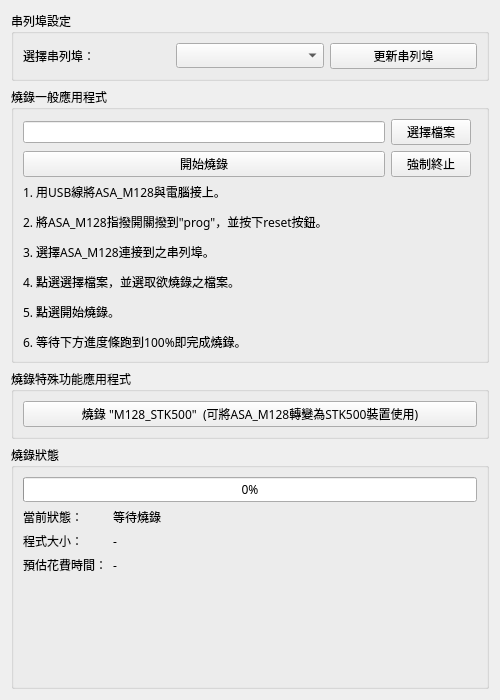
Old version of the form ui/widget_asa_loader.ui in the repository mickey9910326/ASA_HMI_Data_Agent.
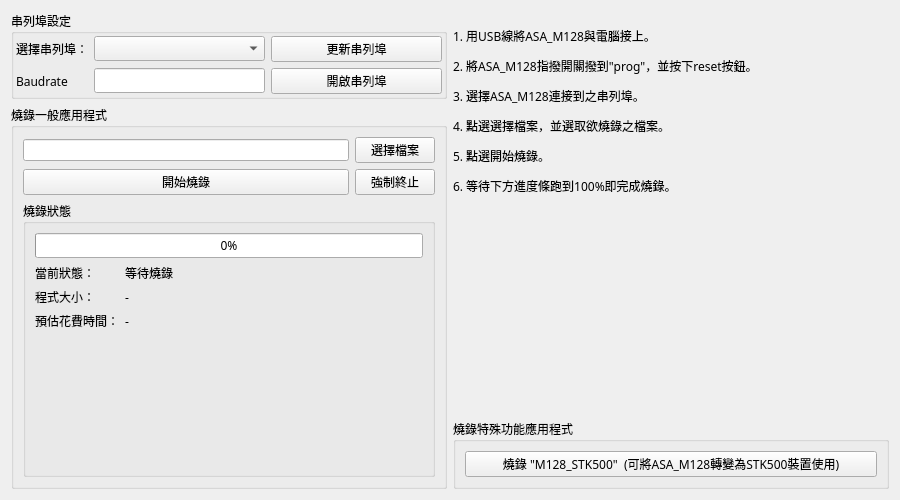
New version of the form.

Patch:
```diff
--- a/ui/widget_asa_loader.ui
+++ b/ui/widget_asa_loader.ui
@@ -6,8 +6,8 @@
    <rect>
     <x>0</x>
     <y>0</y>
-    <width>500</width>
-    <height>700</height>
+    <width>900</width>
+    <height>500</height>
    </rect>
   </property>
   <property name="font">
@@ -15,14 +15,96 @@
     <family>微軟正黑體</family>
    </font>
   </property>
+  <layout class="QHBoxLayout" name="horizontalLayout">
+   <item>
   <layout class="QVBoxLayout" name="verticalLayout_3">
    <item>
-    <widget class="QGroupBox" name="groupBox_serial">
+      <widget class="QGroupBox" name="groupBox_Serial">
+       <property name="enabled">
+        <bool>true</bool>
+       </property>
+       <property name="sizePolicy">
+        <sizepolicy hsizetype="Preferred" vsizetype="Minimum">
+         <horstretch>0</horstretch>
+         <verstretch>0</verstretch>
+        </sizepolicy>
+       </property>
+       <property name="minimumSize">
+        <size>
+         <width>0</width>
+         <height>0</height>
+        </size>
+       </property>
+       <property name="maximumSize">
+        <size>
+         <width>16777215</width>
+         <height>16777215</height>
+        </size>
+       </property>
      <property name="title">
       <string>串列埠設定</string>
      </property>
-     <layout class="QHBoxLayout" name="horizontalLayout_2">
+       <property name="alignment">
+        <set>Qt::AlignLeading|Qt::AlignLeft|Qt::AlignTop</set>
+       </property>
+       <layout class="QHBoxLayout" name="horizontalLayout_3">
+        <property name="leftMargin">
+         <number>2</number>
+        </property>
+        <property name="topMargin">
+         <number>2</number>
+        </property>
+        <property name="rightMargin">
+         <number>2</number>
+        </property>
+        <property name="bottomMargin">
+         <number>2</number>
+        </property>
       <item>
+         <layout class="QGridLayout" name="gridLayout_3">
+          <item row="0" column="1">
+           <widget class="QComboBox" name="comboBox_selectPort">
+            <property name="sizePolicy">
+             <sizepolicy hsizetype="Expanding" vsizetype="Fixed">
+              <horstretch>0</horstretch>
+              <verstretch>0</verstretch>
+             </sizepolicy>
+            </property>
+           </widget>
+          </item>
+          <item row="1" column="2">
+           <widget class="QPushButton" name="pushButton_start1">
+            <property name="sizePolicy">
+             <sizepolicy hsizetype="Expanding" vsizetype="Fixed">
+              <horstretch>0</horstretch>
+              <verstretch>0</verstretch>
+             </sizepolicy>
+            </property>
+            <property name="text">
+             <string>開啟串列埠</string>
+            </property>
+           </widget>
+          </item>
+          <item row="1" column="0">
+           <widget class="QLabel" name="s_labelBaudrte">
+            <property name="maximumSize">
+             <size>
+              <width>16777215</width>
+              <height>16777215</height>
+             </size>
+            </property>
+            <property name="baseSize">
+             <size>
+              <width>0</width>
+              <height>0</height>
+             </size>
+            </property>
+            <property name="text">
+             <string>Baudrate</string>
+            </property>
+           </widget>
+          </item>
+          <item row="0" column="0">
        <widget class="QLabel" name="label_selecSerialPort">
         <property name="maximumSize">
          <size>
@@ -41,10 +123,10 @@
         </property>
        </widget>
       </item>
-      <item>
-       <widget class="QComboBox" name="comboBox_selectPort"/>
-      </item>
-      <item>
+          <item row="1" column="1">
+           <widget class="QLineEdit" name="lineEdit_Baudrate"/>
+          </item>
+          <item row="0" column="2">
        <widget class="QPushButton" name="pushButton_updatePortList">
         <property name="text">
          <string>更新串列埠</string>
@@ -52,6 +134,8 @@
        </widget>
       </item>
      </layout>
+        </item>
+       </layout>
     </widget>
    </item>
    <item>
@@ -60,68 +144,7 @@
       <string>燒錄一般應用程式</string>
      </property>
      <layout class="QGridLayout" name="gridLayout">
-      <item row="0" column="1">
-       <widget class="QPushButton" name="pushButton_selectFile">
-        <property name="text">
-         <string>選擇檔案</string>
-        </property>
-       </widget>
-      </item>
-      <item row="0" column="0">
-       <widget class="QLineEdit" name="lineEdit_selectFile">
-        <property name="font">
-         <font>
-          <family>Consolas</family>
-         </font>
-        </property>
-       </widget>
-      </item>
-      <item row="2" column="0" colspan="3">
-       <widget class="QLabel" name="label_steps">
-        <property name="font">
-         <font>
-          <family>微軟正黑體</family>
-         </font>
-        </property>
-        <property name="text">
-         <string>&lt;html&gt;&lt;head/&gt;&lt;body&gt;&lt;p&gt;1. 用USB線將ASA_M128與電腦接上。&lt;/p&gt;&lt;p&gt;2. 將ASA_M128指撥開關撥到&amp;quot;prog&amp;quot;，並按下reset按鈕。&lt;/p&gt;&lt;p&gt;3. 選擇ASA_M128連接到之串列埠。&lt;/p&gt;&lt;p&gt;4. 點選選擇檔案，並選取欲燒錄之檔案。&lt;/p&gt;&lt;p&gt;5. 點選開始燒錄。&lt;/p&gt;&lt;p&gt;6. 等待下方進度條跑到100%即完成燒錄。&lt;/p&gt;&lt;/body&gt;&lt;/html&gt;</string>
-        </property>
-       </widget>
-      </item>
-      <item row="1" column="0">
-       <widget class="QPushButton" name="pushButton_startProg">
-        <property name="text">
-         <string>開始燒錄</string>
-        </property>
-       </widget>
-      </item>
-      <item row="1" column="1">
-       <widget class="QPushButton" name="pushButton_stopProg">
-        <property name="text">
-         <string>強制終止</string>
-        </property>
-       </widget>
-      </item>
-     </layout>
-    </widget>
-   </item>
-   <item>
-    <widget class="QGroupBox" name="groupBox_specialTools">
-     <property name="title">
-      <string>燒錄特殊功能應用程式</string>
-     </property>
-     <layout class="QVBoxLayout" name="verticalLayout">
-      <item>
-       <widget class="QPushButton" name="pushButton_progStk500">
-        <property name="text">
-         <string>燒錄 &quot;M128_STK500&quot;  (可將ASA_M128轉變為STK500裝置使用)</string>
-        </property>
-       </widget>
-      </item>
-     </layout>
-    </widget>
-   </item>
-   <item>
+        <item row="2" column="0" colspan="2">
     <widget class="QGroupBox" name="groupBox">
      <property name="title">
       <string>燒錄狀態</string>
@@ -178,9 +201,7 @@
           </property>
          </widget>
         </item>
-       </layout>
-      </item>
-      <item>
+             <item row="3" column="0">
        <spacer name="verticalSpacer">
         <property name="orientation">
          <enum>Qt::Vertical</enum>
@@ -194,7 +215,95 @@
        </spacer>
       </item>
      </layout>
-    </widget>
+           </item>
+          </layout>
+         </widget>
+        </item>
+        <item row="1" column="0">
+         <widget class="QPushButton" name="pushButton_startProg">
+          <property name="text">
+           <string>開始燒錄</string>
+          </property>
+         </widget>
+        </item>
+        <item row="0" column="1">
+         <widget class="QPushButton" name="pushButton_selectFile">
+          <property name="text">
+           <string>選擇檔案</string>
+          </property>
+         </widget>
+        </item>
+        <item row="0" column="0">
+         <widget class="QLineEdit" name="lineEdit_selectFile">
+          <property name="font">
+           <font>
+            <family>Consolas</family>
+           </font>
+          </property>
+         </widget>
+        </item>
+        <item row="1" column="1">
+         <widget class="QPushButton" name="pushButton_stopProg">
+          <property name="text">
+           <string>強制終止</string>
+          </property>
+         </widget>
+        </item>
+       </layout>
+      </widget>
+     </item>
+    </layout>
+   </item>
+   <item>
+    <layout class="QVBoxLayout" name="verticalLayout_4">
+     <item>
+      <widget class="QLabel" name="label_steps">
+       <property name="sizePolicy">
+        <sizepolicy hsizetype="Expanding" vsizetype="Expanding">
+         <horstretch>0</horstretch>
+         <verstretch>0</verstretch>
+        </sizepolicy>
+       </property>
+       <property name="font">
+        <font>
+         <family>微軟正黑體</family>
+        </font>
+       </property>
+       <property name="text">
+        <string>&lt;html&gt;&lt;head/&gt;&lt;body&gt;&lt;p&gt;1. 用USB線將ASA_M128與電腦接上。&lt;/p&gt;&lt;p&gt;2. 將ASA_M128指撥開關撥到&amp;quot;prog&amp;quot;，並按下reset按鈕。&lt;/p&gt;&lt;p&gt;3. 選擇ASA_M128連接到之串列埠。&lt;/p&gt;&lt;p&gt;4. 點選選擇檔案，並選取欲燒錄之檔案。&lt;/p&gt;&lt;p&gt;5. 點選開始燒錄。&lt;/p&gt;&lt;p&gt;6. 等待下方進度條跑到100%即完成燒錄。&lt;/p&gt;&lt;/body&gt;&lt;/html&gt;</string>
+       </property>
+      </widget>
+     </item>
+     <item>
+      <spacer name="verticalSpacer_2">
+       <property name="orientation">
+        <enum>Qt::Vertical</enum>
+       </property>
+       <property name="sizeHint" stdset="0">
+        <size>
+         <width>20</width>
+         <height>40</height>
+        </size>
+       </property>
+      </spacer>
+     </item>
+     <item>
+      <widget class="QGroupBox" name="groupBox_specialTools">
+       <property name="title">
+        <string>燒錄特殊功能應用程式</string>
+       </property>
+       <layout class="QVBoxLayout" name="verticalLayout">
+        <item>
+         <widget class="QPushButton" name="pushButton_progStk500">
+          <property name="text">
+           <string>燒錄 &quot;M128_STK500&quot;  (可將ASA_M128轉變為STK500裝置使用)</string>
+          </property>
+         </widget>
+        </item>
+       </layout>
+      </widget>
+     </item>
+    </layout>
    </item>
   </layout>
  </widget>
```
Lines whose indentation alone changed are shown as unchanged.
